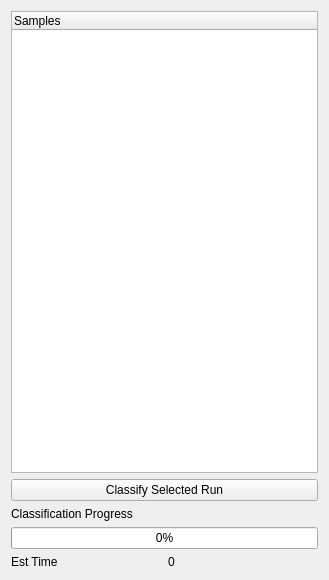
Hauptman-Woodward/Marco_Polo, file pyqt_designer/run_organizer.ui: the form before one commit.
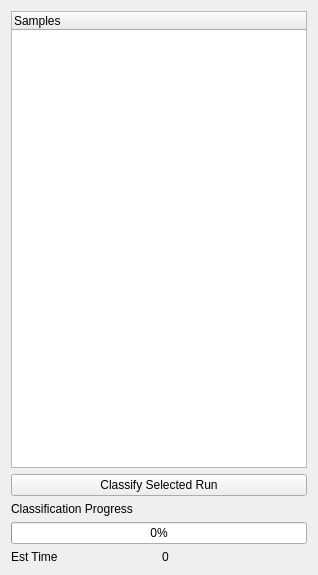
The form after the commit. Custom widgets are drawn as their Qt base class.

```diff
--- a/pyqt_designer/run_organizer.ui
+++ b/pyqt_designer/run_organizer.ui
@@ -6,8 +6,8 @@
    <rect>
     <x>0</x>
     <y>0</y>
-    <width>329</width>
-    <height>580</height>
+    <width>318</width>
+    <height>575</height>
    </rect>
   </property>
   <property name="windowTitle">
@@ -37,28 +37,8 @@
    </item>
    <item row="0" column="0" colspan="2">
     <widget class="RunTree" name="runTree">
-     <property name="minimumSize">
-      <size>
-       <width>0</width>
-       <height>0</height>
-      </size>
-     </property>
-     <property name="font">
-      <font>
-       <stylestrategy>PreferDefault</stylestrategy>
-      </font>
-     </property>
-     <property name="sizeAdjustPolicy">
-      <enum>QAbstractScrollArea::AdjustToContents</enum>
-     </property>
-     <property name="alternatingRowColors">
-      <bool>false</bool>
-     </property>
-     <property name="selectionMode">
-      <enum>QAbstractItemView::SingleSelection</enum>
-     </property>
-     <property name="wordWrap">
-      <bool>true</bool>
+     <property name="toolTip">
+      <string>&lt;html&gt;&lt;head/&gt;&lt;body&gt;&lt;p&gt;&lt;span style=&quot; background-color:transparent;&quot;&gt;Runs that have been loaded into Polo will be displayed here. Individual runs will appear under their respective sample. Runs of the same sample will be automatically associated, or &amp;quot;linked&amp;quot;, by date or spectrum to allow you to swap between spectrum or navigate between dates.&lt;/span&gt;&lt;/p&gt;&lt;p&gt;&lt;span style=&quot; background-color:transparent;&quot;&gt;To open a run &lt;/span&gt;&lt;span style=&quot; font-weight:600; background-color:transparent;&quot;&gt;doubleclick &lt;/span&gt;&lt;span style=&quot; background-color:transparent;&quot;&gt;it.&lt;/span&gt;&lt;/p&gt;&lt;p&gt;&lt;span style=&quot; background-color:transparent;&quot;&gt;To remove a run &lt;/span&gt;&lt;span style=&quot; font-weight:600; background-color:transparent;&quot;&gt;left-click&lt;/span&gt;&lt;span style=&quot; background-color:transparent;&quot;&gt; and select &lt;/span&gt;&lt;span style=&quot; font-weight:600; background-color:transparent;&quot;&gt;remove run&lt;/span&gt;&lt;span style=&quot; background-color:transparent;&quot;&gt;.&lt;/span&gt;&lt;/p&gt;&lt;p&gt;&lt;span style=&quot; background-color:transparent;&quot;&gt;To run the MARCO model on a run &lt;/span&gt;&lt;span style=&quot; font-weight:600; background-color:transparent;&quot;&gt;click&lt;/span&gt;&lt;span style=&quot; background-color:transparent;&quot;&gt; the run and the hit the &lt;/span&gt;&lt;span style=&quot; font-weight:600; background-color:transparent;&quot;&gt;Classify Selected Run&lt;/span&gt;&lt;span style=&quot; background-color:transparent;&quot;&gt; button below.&lt;/span&gt;&lt;/p&gt;&lt;/body&gt;&lt;/html&gt;</string>
      </property>
      <column>
       <property name="text">
```
Left out of the diff: 57 changed lines with no effect on the pictures.
